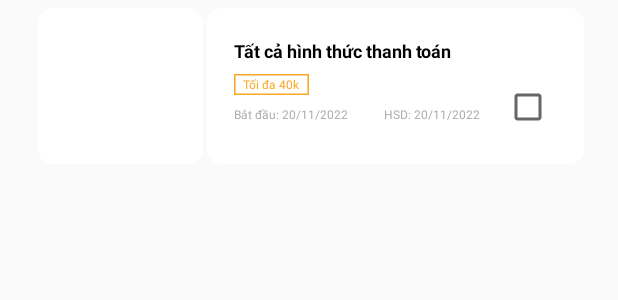
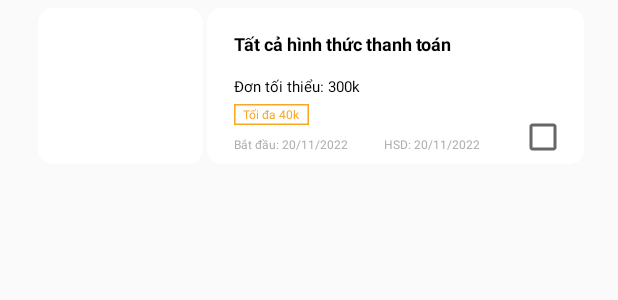
Before and after one commit to SETQT/Android, an Android app: the layout custom_select_voucher_listview.xml on its own in the app's theme, with its tools: preview values and no code run, on a phone screen of 412 x 824 dp. Shown: the top 300 px of the screen. Run offline under Robolectric (Android 15) with nearby library versions, the phone set to English and light mode, and no system bars.

Commit message:
update select voucher

```diff
--- a/app/src/main/java/com/example/androidproject08/SelectVoucherFragmentSecond.java
+++ b/app/src/main/java/com/example/androidproject08/SelectVoucherFragmentSecond.java
@@ -215,6 +215,7 @@ public class SelectVoucherFragmentSecond extends Fragment implements FragmentCal
             v = inflater.inflate(R.layout.custom_select_voucher_listview, null);
 
             TextView title = (TextView) v.findViewById(R.id.custom_select_voucher_title);
+            TextView min_cost = (TextView) v.findViewById(R.id.custom_select_voucher_min_cost);
             TextView free_cost = (TextView) v.findViewById(R.id.custom_select_voucher_free_cost);
             CheckBox checkbox = (CheckBox) v.findViewById(R.id.custom_select_voucher_checkbox);
             TextView start_date = (TextView) v.findViewById(R.id.custom_select_voucher_start_date);
@@ -258,7 +259,8 @@ public class SelectVoucherFragmentSecond extends Fragment implements FragmentCal
 
             SimpleDateFormat formatDate = new SimpleDateFormat("yyyy-MM-dd");
 
-            title.setText(vouchers.get(position).getTitle() + " cho đơn hàng tối thiểu " + Handle.kFortmatter(vouchers.get(position).getMinimumCost().toString()));
+            title.setText(vouchers.get(position).getTitle());
+            min_cost.setText("Đơn hàng tối thiểu: " + Handle.kFortmatter(vouchers.get(position).getMinimumCost().toString()));
             free_cost.setText("Tối đa " + Handle.kFortmatter(vouchers.get(position).getMoneyDeals().toString()));
             start_date.setText("NBD: " + formatDate.format(vouchers.get(position).getStartedAt()).toString());
             expiry_date.setText("HSD: " + formatDate.format(vouchers.get(position).getFinishedAt()).toString());
--- a/app/src/main/res/layout/custom_select_voucher_listview.xml
+++ b/app/src/main/res/layout/custom_select_voucher_listview.xml
@@ -44,16 +44,29 @@
         <TextView
             android:id="@+id/custom_select_voucher_title"
             android:layout_width="wrap_content"
-            android:layout_height="18dp"
+            android:layout_height="30dp"
             android:layout_alignParentLeft="true"
             android:layout_alignParentTop="true"
             android:layout_marginLeft="20dp"
-            android:layout_marginTop="20dp"
+            android:layout_marginTop="15dp"
             android:gravity="top"
             android:text="Tất cả hình thức thanh toán"
             android:textColor="#000000"
             android:textSize="12sp"
             android:textStyle="bold" />
+
+        <TextView
+            android:id="@+id/custom_select_voucher_min_cost"
+            android:layout_width="wrap_content"
+            android:layout_height="wrap_content"
+            android:layout_alignParentLeft="true"
+            android:layout_alignParentTop="true"
+            android:layout_marginLeft="20dp"
+            android:layout_marginTop="45dp"
+            android:gravity="top"
+            android:text="Đơn tối thiểu: 300k"
+            android:textColor="#000000"
+            android:textSize="10sp" />
 
         <View
             android:id="@+id/voucher_select_custom_frame_cost_free"
@@ -62,7 +75,7 @@
             android:layout_alignParentLeft="true"
             android:layout_alignParentTop="true"
             android:layout_marginLeft="20dp"
-            android:layout_marginTop="44dp"
+            android:layout_marginTop="64dp"
             android:background="@drawable/voucher_custom_frame_cost_free" />
 
         <TextView
@@ -72,7 +85,7 @@
             android:layout_alignParentLeft="true"
             android:layout_alignParentTop="true"
             android:layout_marginLeft="20dp"
-            android:layout_marginTop="45dp"
+            android:layout_marginTop="65dp"
             android:gravity="center"
             android:text="Tối đa 40k"
             android:textColor="#F9A826"
@@ -85,7 +98,7 @@
             android:layout_alignParentLeft="true"
             android:layout_alignParentTop="true"
             android:layout_marginLeft="20dp"
-            android:layout_marginTop="65dp"
+            android:layout_marginTop="85dp"
             android:gravity="top"
             android:text="Bắt đầu: 20/11/2022"
             android:textColor="#AEAEAE"
@@ -98,7 +111,7 @@
             android:layout_alignParentLeft="true"
             android:layout_alignParentTop="true"
             android:layout_marginLeft="120dp"
-            android:layout_marginTop="65dp"
+            android:layout_marginTop="85dp"
             android:gravity="top"
             android:text="HSD: 20/11/2022"
             android:textColor="#AEAEAE"
@@ -108,8 +121,8 @@
             android:id="@+id/custom_select_voucher_checkbox"
             android:layout_width="wrap_content"
             android:layout_height="wrap_content"
-            android:layout_marginLeft="200dp"
-            android:layout_marginTop="50dp"/>
+            android:layout_marginLeft="210dp"
+            android:layout_marginTop="70dp" />
     </RelativeLayout>
 
 </RelativeLayout>
```
